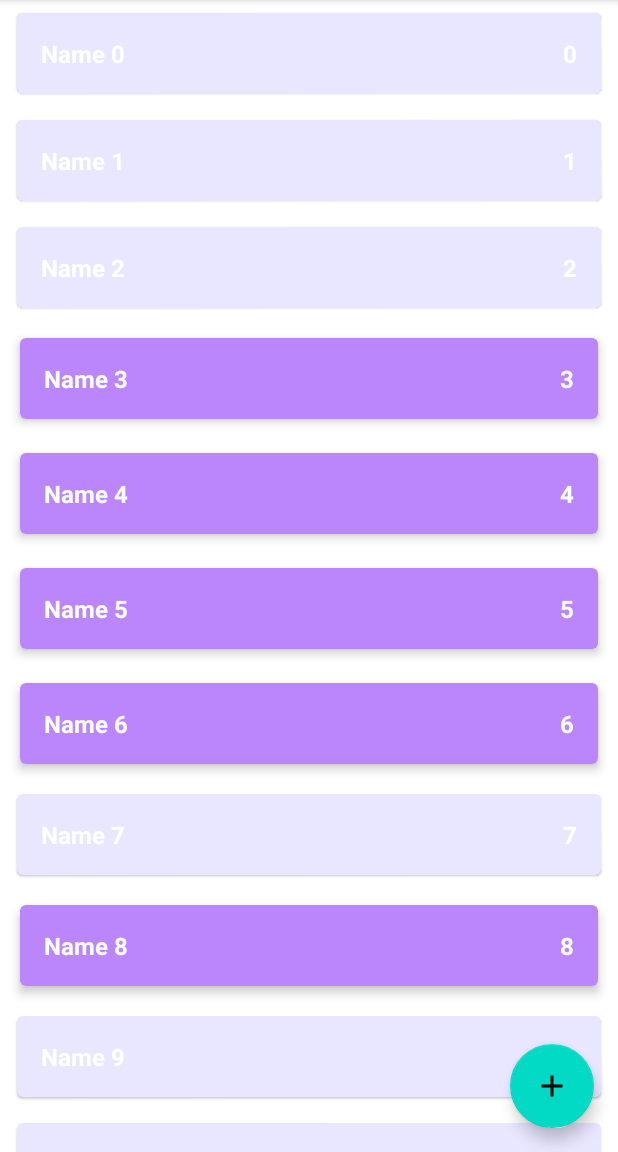
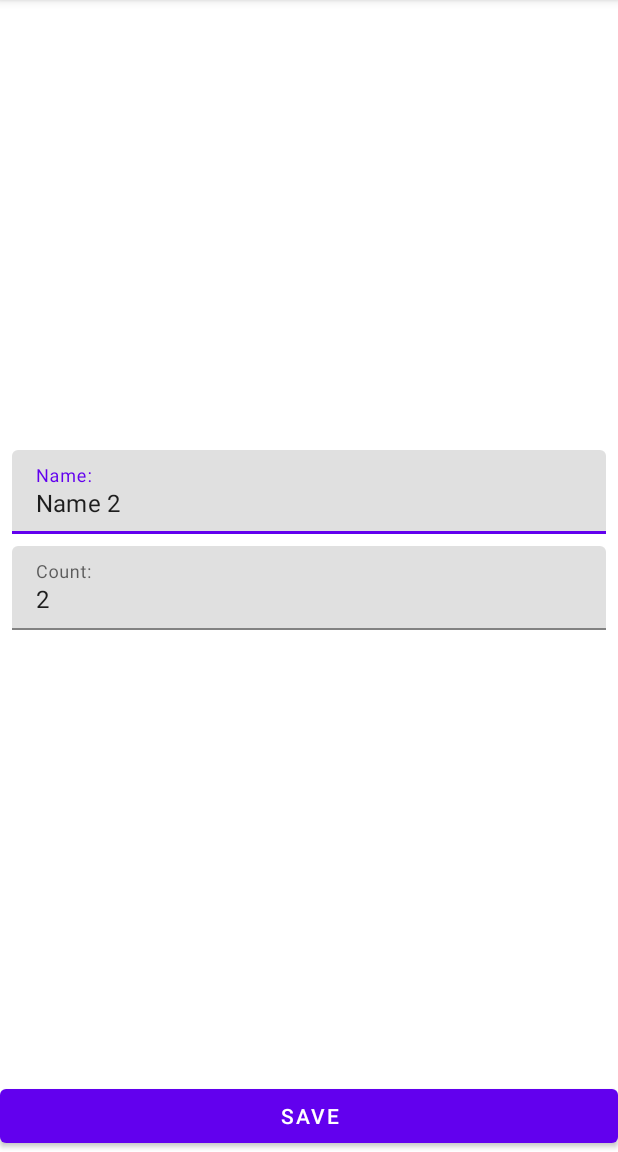
Before and after one commit to maslovmikhail/ShoppingLIst, an Android app: the screen it shows after launch (MainActivity before the commit, ShopItemActivity after it), after a tap on an icon or button, on a phone screen of 412 x 824 dp, the part 84-1236 px from its top. Run offline under Robolectric (Android 15) with nearby library versions, the phone set to English and light mode, and no system bars.

```diff
--- a/app/src/main/AndroidManifest.xml
+++ b/app/src/main/AndroidManifest.xml
@@ -9,7 +9,11 @@
         android:roundIcon="@mipmap/ic_launcher_round"
         android:supportsRtl="true"
         android:theme="@style/Theme.ShoppingLIst">
-        <activity android:name=".presentation.MainActivity"
+        <activity android:name=".presentation.ShopItemActivity"
+            android:exported="true"
+            android:windowSoftInputMode="adjustResize" />
+        <activity
+            android:name=".presentation.MainActivity"
             android:exported="true">
             <intent-filter>
                 <action android:name="android.intent.action.MAIN" />
--- a/app/src/main/java/com/example/shoppinglist/presentation/MainActivity.kt
+++ b/app/src/main/java/com/example/shoppinglist/presentation/MainActivity.kt
@@ -1,16 +1,13 @@
 package com.example.shoppinglist.presentation
 
-import androidx.appcompat.app.AppCompatActivity
 import android.os.Bundle
 import android.util.Log
-import android.view.LayoutInflater
-import android.widget.LinearLayout
-import android.widget.TextView
+import androidx.appcompat.app.AppCompatActivity
 import androidx.lifecycle.ViewModelProvider
 import androidx.recyclerview.widget.ItemTouchHelper
 import androidx.recyclerview.widget.RecyclerView
 import com.example.shoppinglist.R
-import com.example.shoppinglist.domain.ShopItem
+import com.google.android.material.floatingactionbutton.FloatingActionButton
 
 class MainActivity : AppCompatActivity() {
 
@@ -26,6 +23,11 @@ class MainActivity : AppCompatActivity() {
         viewModel = ViewModelProvider(this)[MainViewModel::class.java]
         viewModel.shopList.observe(this) {
             shopListAdapter.submitList(it)
+        }
+        val buttonAddItem = findViewById<FloatingActionButton>(R.id.button_add_shop_item)
+        buttonAddItem.setOnClickListener {
+            val intent = ShopItemActivity.newIntentAddItem(this)
+            startActivity(intent)
         }
     }
 
@@ -75,6 +77,8 @@ class MainActivity : AppCompatActivity() {
     private fun setupClickListener() {
         shopListAdapter.onShopItemClickListener = {
             Log.d("MainActivity", it.toString())
+            val intent = ShopItemActivity.newIntentEditItem(this, it.id)
+            startActivity(intent)
         }
     }
 
--- /dev/null
+++ b/app/src/main/java/com/example/shoppinglist/presentation/ShopItemActivity.kt
@@ -0,0 +1,167 @@
+package com.example.shoppinglist.presentation
+
+import android.content.Context
+import android.content.Intent
+import androidx.appcompat.app.AppCompatActivity
+import android.os.Bundle
+import android.text.Editable
+import android.text.TextWatcher
+import android.widget.Button
+import android.widget.EditText
+import androidx.lifecycle.ViewModelProvider
+import com.example.shoppinglist.R
+import com.example.shoppinglist.domain.ShopItem
+import com.google.android.material.textfield.TextInputLayout
+
+class ShopItemActivity : AppCompatActivity() {
+
+    private lateinit var viewModel: ShopItemViewModel
+
+    private lateinit var tilName: TextInputLayout
+    private lateinit var tilCount: TextInputLayout
+    private lateinit var etName: EditText
+    private lateinit var etCount: EditText
+    private lateinit var buttonSave: Button
+
+    private var screenMode = MODE_UNKNOWN
+    private var shopItemId = ShopItem.UNDEFINED_ID
+
+    override fun onCreate(savedInstanceState: Bundle?) {
+        super.onCreate(savedInstanceState)
+        setContentView(R.layout.activity_shop_item)
+        parseIntent()
+        viewModel = ViewModelProvider(this)[ShopItemViewModel::class.java]
+        initViews()
+
+        addTextChangeListeners()
+
+        launchRightMode()
+
+        observeViewModel()
+    }
+
+    private fun observeViewModel() {
+        viewModel.errorInputCount.observe(this) {
+            val message = if (it) {
+                getString(R.string.error_input_count)
+            } else {
+                null
+            }
+            tilCount.error = message
+        }
+        viewModel.errorInputName.observe(this) {
+            val message = if (it) {
+                getString(R.string.error_input_name)
+            } else {
+                null
+            }
+            tilName.error = message
+        }
+        viewModel.shouldCloseScreen.observe(this) {
+            finish()
+        }
+    }
+
+    private fun launchRightMode() {
+        when (screenMode) {
+            MODE_EDIT -> launchEditMode()
+            MODE_ADD -> launchAddMode()
+        }
+    }
+
+    private fun addTextChangeListeners() {
+        etName.addTextChangedListener(object : TextWatcher {
+            override fun beforeTextChanged(p0: CharSequence?, p1: Int, p2: Int, p3: Int) {
+
+            }
+
+            override fun onTextChanged(p0: CharSequence?, p1: Int, p2: Int, p3: Int) {
+                viewModel.resetErrorInputName()
+            }
+
+            override fun afterTextChanged(p0: Editable?) {
+
+            }
+        })
+
+        etCount.addTextChangedListener(object : TextWatcher {
+            override fun beforeTextChanged(p0: CharSequence?, p1: Int, p2: Int, p3: Int) {
+
+            }
+
+            override fun onTextChanged(p0: CharSequence?, p1: Int, p2: Int, p3: Int) {
+                viewModel.resetErrorInputName()
+            }
+
+            override fun afterTextChanged(p0: Editable?) {
+
+            }
+        })
+    }
+
+    private fun launchEditMode() {
+
+        viewModel.getShopItem(shopItemId)
+        viewModel.shopItem.observe(this) {
+            etName.setText(it.name)
+            etCount.setText(it.count.toString())
+        }
+        buttonSave.setOnClickListener {
+            viewModel.editShopItem(etName.text?.toString(), etCount.text?.toString())
+        }
+    }
+
+    private fun launchAddMode() {
+        buttonSave.setOnClickListener {
+            viewModel.addShopItem(etName.text?.toString(), etCount.text?.toString())
+        }
+    }
+
+    private fun parseIntent() {
+        if (!intent.hasExtra(EXTRA_SCREEN_MODE)) {
+            throw RuntimeException("Param screen mode is absent")
+        }
+
+        val mode = intent.getStringExtra(EXTRA_SCREEN_MODE)
+        if (mode != MODE_EDIT && mode != MODE_ADD) {
+            throw RuntimeException("Unknown screen mode $mode")
+        }
+        screenMode = mode
+        if (screenMode == MODE_EDIT) {
+            if (!intent.hasExtra(EXTRA_SHOP_ITEM_ID)) {
+                throw RuntimeException("Param shop item id is absent")
+            }
+            shopItemId = intent.getIntExtra(EXTRA_SHOP_ITEM_ID, ShopItem.UNDEFINED_ID)
+        }
+    }
+
+    private fun initViews() {
+        tilName = findViewById(R.id.til_name)
+        tilCount = findViewById(R.id.til_count)
+        etName = findViewById(R.id.et_name)
+        etCount = findViewById(R.id.et_count)
+        buttonSave = findViewById(R.id.save_button)
+    }
+
+    companion object {
+
+        private const val EXTRA_SCREEN_MODE = "extra_mode"
+        private const val EXTRA_SHOP_ITEM_ID = "extra_shop_item_id"
+        private const val MODE_EDIT = "mode_edit"
+        private const val MODE_ADD = "mode_add"
+        private const val MODE_UNKNOWN = ""
+
+        fun newIntentAddItem(context: Context): Intent {
+            val intent = Intent(context, ShopItemActivity::class.java)
+            intent.putExtra(EXTRA_SCREEN_MODE, MODE_ADD)
+            return intent
+        }
+
+        fun newIntentEditItem(context: Context, shopItemId: Int): Intent {
+            val intent = Intent(context, ShopItemActivity::class.java)
+            intent.putExtra(EXTRA_SCREEN_MODE, MODE_EDIT)
+            intent.putExtra(EXTRA_SHOP_ITEM_ID, shopItemId)
+            return intent
+        }
+    }
+}
--- /dev/null
+++ b/app/src/main/java/com/example/shoppinglist/presentation/ShopItemViewModel.kt
@@ -0,0 +1,105 @@
+package com.example.shoppinglist.presentation
+
+import androidx.lifecycle.LiveData
+import androidx.lifecycle.MutableLiveData
+import androidx.lifecycle.ViewModel
+import com.example.shoppinglist.data.ShopListRepositoryImpl
+import com.example.shoppinglist.domain.AddShopItemUseCase
+import com.example.shoppinglist.domain.EditShopItemUseCase
+import com.example.shoppinglist.domain.GetShopItemUseCase
+import com.example.shoppinglist.domain.ShopItem
+
+class ShopItemViewModel : ViewModel() {
+
+    val repository = ShopListRepositoryImpl
+
+    val getShopItemUseCase = GetShopItemUseCase(repository)
+    val addShopItemUseCase = AddShopItemUseCase(repository)
+    val editShopItemUseCase = EditShopItemUseCase(repository)
+
+    private val _errorInputName = MutableLiveData<Boolean>()
+    val errorInputName: LiveData<Boolean>
+        get() = _errorInputName
+
+    private val _errorInputCount = MutableLiveData<Boolean>()
+    val errorInputCount: LiveData<Boolean>
+        get() = _errorInputCount
+
+    private val _shopItem = MutableLiveData<ShopItem>()
+    val shopItem: LiveData<ShopItem>
+        get() = _shopItem
+
+    private val _shouldCloseScreen = MutableLiveData<Unit>()
+    val shouldCloseScreen: LiveData<Unit>
+    get() = _shouldCloseScreen
+
+    fun getShopItem(shopItemId: Int) {
+        val item = getShopItemUseCase.getShopItem(shopItemId)
+        _shopItem.value = item
+    }
+
+    fun addShopItem(inputName: String?, inputCount: String?) {
+
+        val name = parseName(inputName)
+        val count = parseCount(inputCount)
+        val fieldsValid = validateInput(name, count)
+        if (fieldsValid) {
+            val shopItem = ShopItem(name, count, true)
+            addShopItemUseCase.addShopItem(shopItem)
+            finishWork()
+        }
+    }
+
+    fun editShopItem(inputName: String?, inputCount: String?) {
+        val name = parseName(inputName)
+        val count = parseCount(inputCount)
+        val fieldsValid = validateInput(name, count)
+        if (fieldsValid) {
+            _shopItem.value?.let {
+                val item = it.copy(name = name, count = count)
+                editShopItemUseCase.editShopItem(item)
+                finishWork()
+            }
+
+        }
+    }
+
+    private fun parseName(inputName: String?): String {
+        return inputName?.trim() ?: ""
+    }
+
+    private fun parseCount(inputCount: String?): Int {
+        return try {
+            inputCount?.trim()?.toInt() ?: 0
+        } catch (e: Exception) {
+            0
+        }
+    }
+
+    private fun validateInput(name: String, count: Int): Boolean {
+        var result = true
+
+        if (name.isBlank()) {
+            _errorInputName.value = true
+            result = false
+        }
+
+        if (count <= 0) {
+            _errorInputCount.value = true
+            result = false
+        }
+        return result
+    }
+
+    fun resetErrorInputName() {
+        _errorInputName.value = false
+    }
+
+    fun resetErrorInputCount() {
+        _errorInputCount.value = false
+    }
+
+    private fun finishWork() {
+        _shouldCloseScreen.value = Unit
+    }
+}
--- a/app/src/main/res/layout/activity_main.xml
+++ b/app/src/main/res/layout/activity_main.xml
@@ -19,7 +19,7 @@
         tools:listitem="@layout/item_shop_enabled"/>
 
     <com.google.android.material.floatingactionbutton.FloatingActionButton
-        android:id="@+id/button_shop_add_item"
+        android:id="@+id/button_add_shop_item"
         android:layout_width="wrap_content"
         android:layout_height="wrap_content"
         android:layout_marginEnd="16dp"
--- /dev/null
+++ b/app/src/main/res/layout/activity_shop_item.xml
@@ -0,0 +1,60 @@
+<?xml version="1.0" encoding="utf-8"?>
+<androidx.constraintlayout.widget.ConstraintLayout xmlns:android="http://schemas.android.com/apk/res/android"
+    xmlns:app="http://schemas.android.com/apk/res-auto"
+    xmlns:tools="http://schemas.android.com/tools"
+    android:layout_width="match_parent"
+    android:layout_height="match_parent"
+    tools:context=".presentation.ShopItemActivity">
+
+    <com.google.android.material.textfield.TextInputLayout
+        android:id="@+id/til_name"
+        android:layout_width="0dp"
+        android:layout_height="wrap_content"
+        android:layout_marginStart="8dp"
+        android:layout_marginEnd="8dp"
+        android:layout_marginBottom="4dp"
+        app:layout_constraintBottom_toTopOf="@+id/til_count"
+        app:layout_constraintEnd_toEndOf="parent"
+        app:layout_constraintStart_toStartOf="parent"
+        app:layout_constraintTop_toTopOf="parent"
+        app:layout_constraintVertical_chainStyle="packed">
+        <com.google.android.material.textfield.TextInputEditText
+            android:id="@+id/et_name"
+            android:layout_width="match_parent"
+            android:layout_height="wrap_content"
+            android:hint="Name:"
+            android:inputType="textCapWords"/>
+
+    </com.google.android.material.textfield.TextInputLayout>
+
+    <com.google.android.material.textfield.TextInputLayout
+        android:id="@+id/til_count"
+        android:layout_width="0dp"
+        android:layout_height="wrap_content"
+        android:layout_marginStart="8dp"
+        android:layout_marginTop="4dp"
+        android:layout_marginEnd="8dp"
+        app:layout_constraintBottom_toTopOf="@+id/save_button"
+        app:layout_constraintEnd_toEndOf="parent"
+        app:layout_constraintStart_toStartOf="parent"
+        app:layout_constraintTop_toBottomOf="@+id/til_name">
+
+        <com.google.android.material.textfield.TextInputEditText
+            android:id="@+id/et_count"
+            android:layout_width="match_parent"
+            android:layout_height="wrap_content"
+            android:hint="Count:"
+            android:inputType="number"/>
+
+    </com.google.android.material.textfield.TextInputLayout>
+
+    <Button
+        android:id="@+id/save_button"
+        android:layout_width="0dp"
+        android:layout_height="wrap_content"
+        android:text="Save"
+        app:layout_constraintBottom_toBottomOf="parent"
+        app:layout_constraintEnd_toEndOf="parent"
+        app:layout_constraintStart_toStartOf="parent"/>
+
+</androidx.constraintlayout.widget.ConstraintLayout>
--- a/app/src/main/res/values/strings.xml
+++ b/app/src/main/res/values/strings.xml
@@ -1,3 +1,9 @@
 <resources>
     <string name="app_name">Shopping LIst</string>
+    <string name="add_shop_item_content_description">Add new shop item</string>
+    <string name="name_hint">Name:</string>
+    <string name="count_hint">Count:</string>
+    <string name="save_btn">Save</string>
+    <string name="error_input_name">Invalid name</string>
+    <string name="error_input_count">Invalid count</string>
 </resources>
```
